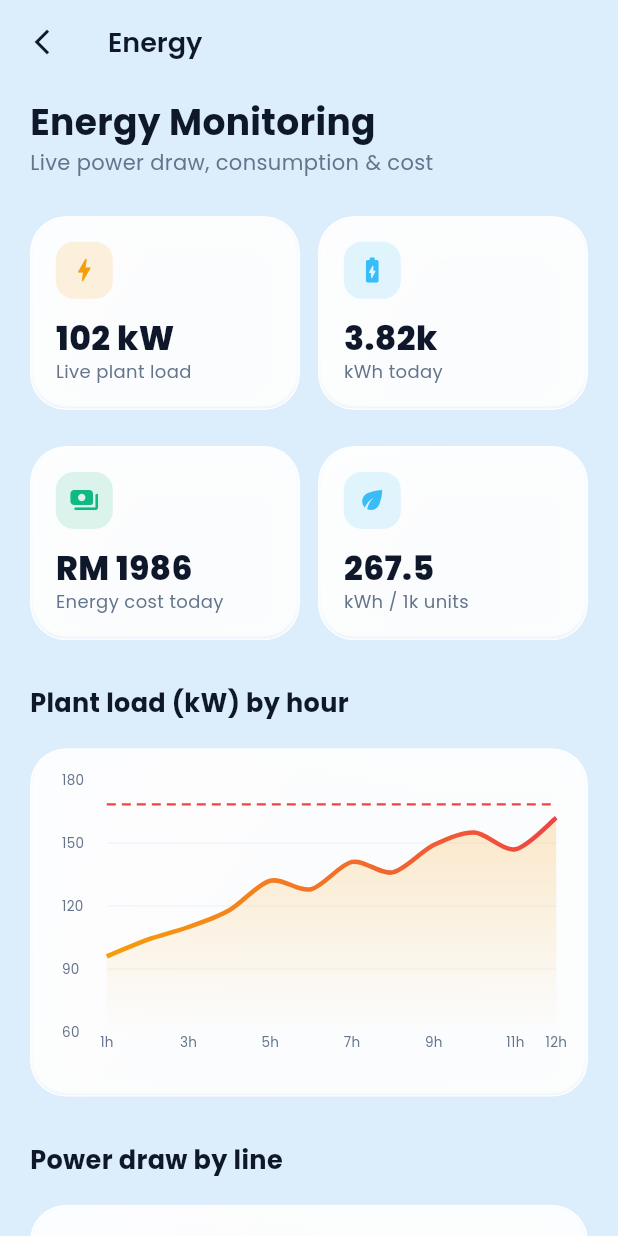
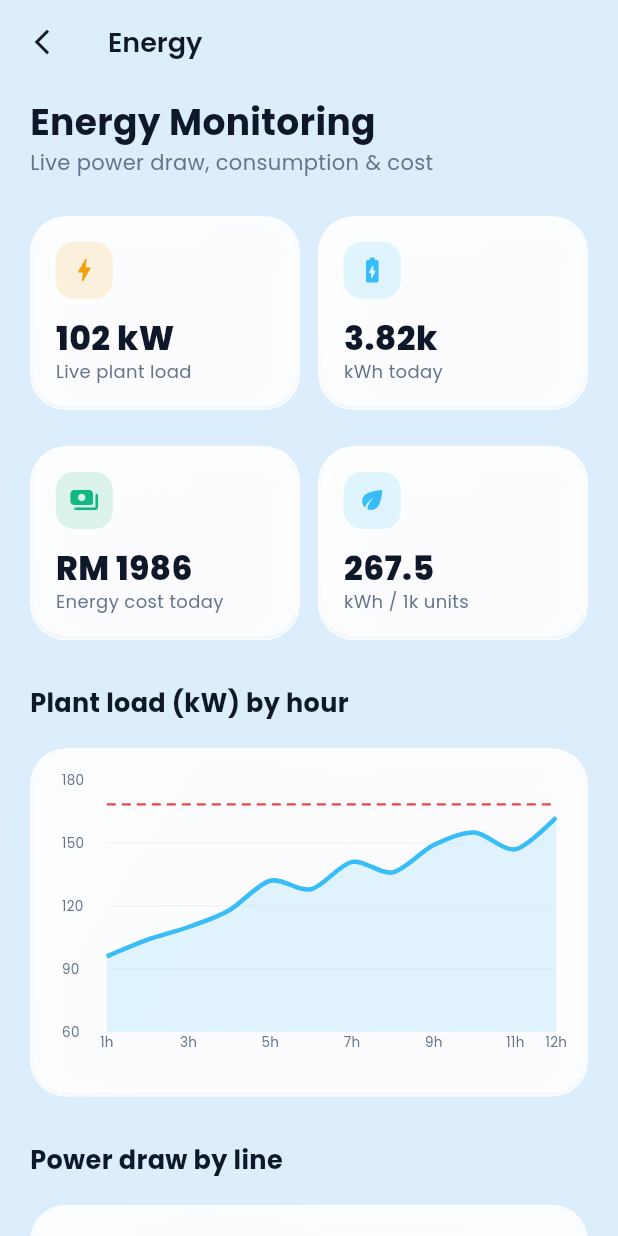
Before and after one commit to kautsarbaiq/Industrial-IoT-app, a Flutter app: the ShellScreen screen opened by its route, after a tap on "Energy", on a phone screen of 412 x 824 dp. Run offline on Flutter 3.47's test engine with Material 3 defaults, Android fonts, the phone set to English and light mode, and no system bars; drawn by our look-alikes of fl_chart; our stand-ins replace flutter_staggered_animations, google_fonts.

Commit message:
Refactor energy screen to use a solid brand color instead of gradients for improved consistency

```diff
--- a/lib/screens/shared/energy_screen.dart
+++ b/lib/screens/shared/energy_screen.dart
@@ -159,20 +159,12 @@ class EnergyScreen extends StatelessWidget {
                 ],
                 isCurved: true,
                 curveSmoothness: 0.3,
-                gradient: const LinearGradient(
-                    colors: [AppColors.amber, AppColors.red]),
+                color: AppColors.brand,
                 barWidth: 3,
                 dotData: const FlDotData(show: false),
                 belowBarData: BarAreaData(
                   show: true,
-                  gradient: LinearGradient(
-                    begin: Alignment.topCenter,
-                    end: Alignment.bottomCenter,
-                    colors: [
-                      AppColors.amber.withOpacity(0.22),
-                      AppColors.amber.withOpacity(0.0)
-                    ],
-                  ),
+                  color: AppColors.brand.withOpacity(0.14),
                 ),
               ),
             ],
@@ -189,7 +181,7 @@ class EnergyScreen extends StatelessWidget {
     final entries = byLine.entries.toList()
       ..sort((a, b) => b.value.compareTo(a.value));
     final maxV = entries.first.value;
-    final colors = [AppColors.cyan, AppColors.purple, AppColors.amber];
+    final colors = [AppColors.brand, AppColors.brand, AppColors.brand];
     return GlassCard(
       child: Column(
         children: [
```
